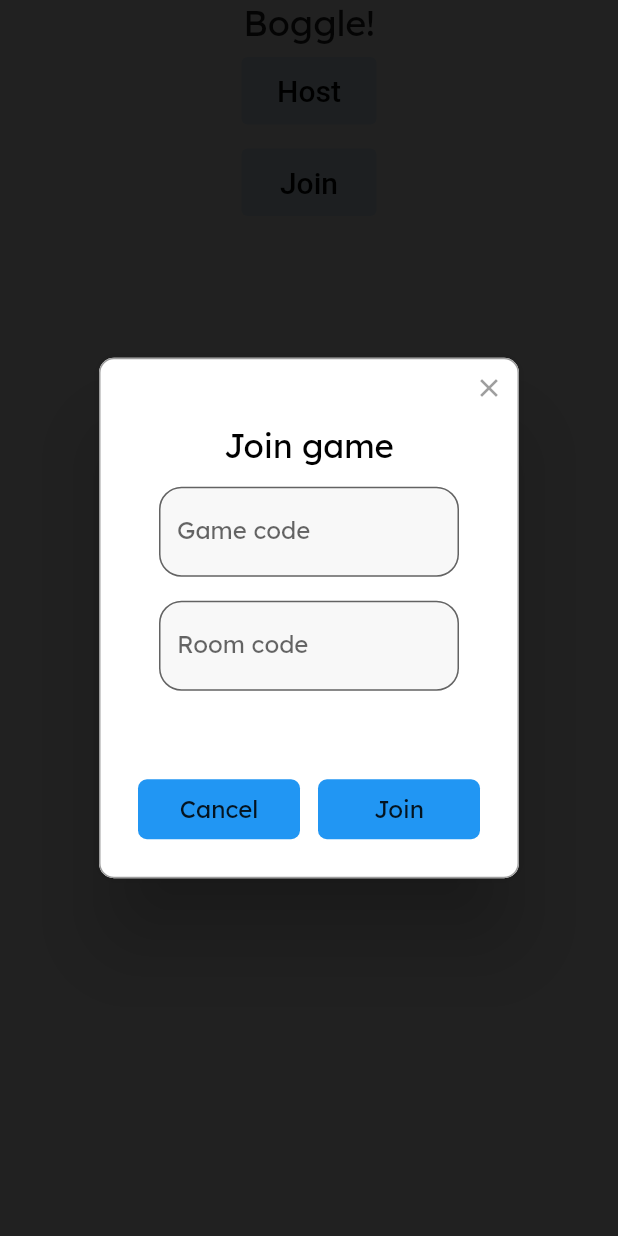
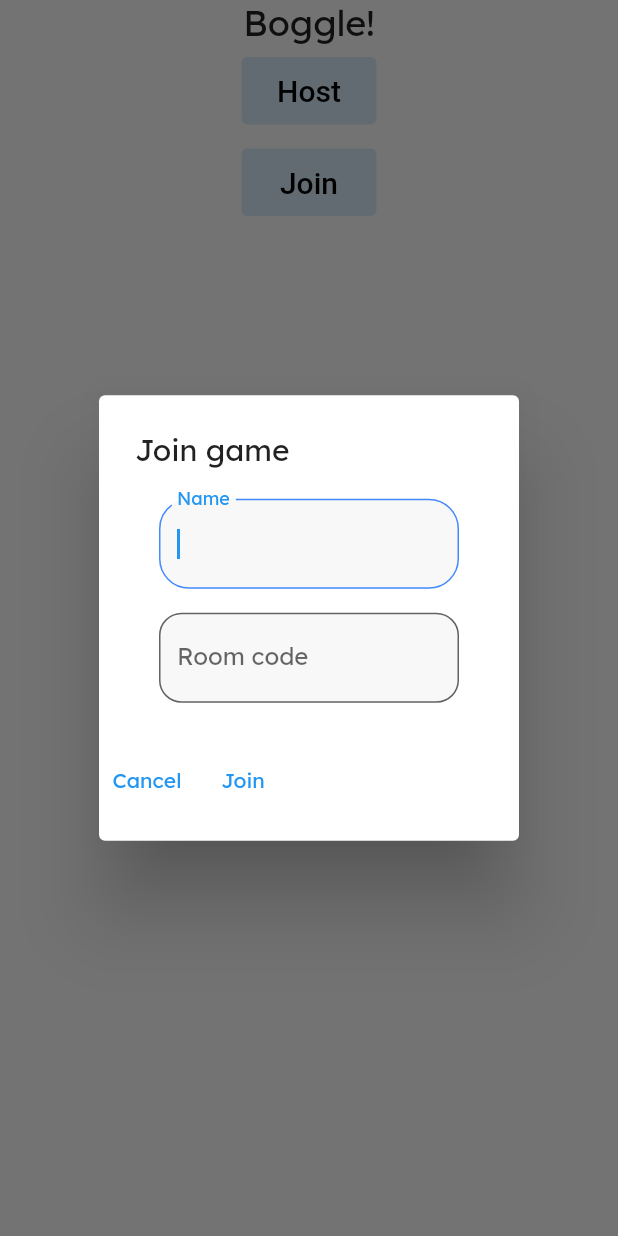
Before and after one commit to TheOmnimax/boggle_flutter, a Flutter app: the screen it shows after launch, after a tap on "Join", on a phone screen of 412 x 824 dp. Run offline on Flutter 3.47's test engine with Material 2 defaults, Android fonts, the phone set to English and light mode, and no system bars; drawn by our look-alikes of rflutter_alert; our stand-ins replace equatable, firebase_auth, firebase_core, flutter_bloc, flutter_spinkit; accounts and stored records are empty; Roboto replaces fonts that are missing (Lexend Deca).

Commit message:
Updated style and functionality of joining

```diff
--- a/lib/screens/home_screen/bloc/home_bloc.dart
+++ b/lib/screens/home_screen/bloc/home_bloc.dart
@@ -17,8 +17,6 @@ class HomeBloc extends Bloc<HomeEvent, HomeState> {
     on<HostGame>(_hostGame);
     on<JoinGame>(_addPlayer);
     on<CloseError>(_closeError);
-    on<ShowPopup>(_showPopup);
-    on<DismissPopup>(_dismissPopup);
   }
 
   final AppBloc appBloc;
@@ -26,29 +24,14 @@ class HomeBloc extends Bloc<HomeEvent, HomeState> {
   Future _soloGame(SoloGame event, Emitter<HomeState> emit) async {}
   Future _hostGame(HostGame event, Emitter<HomeState> emit) async {}
 
-  void _showPopup(ShowPopup event, Emitter<HomeState> emit) {
-    // state.alert?.dismiss(); // Enabling this causes issues when re-closing
-    emit(state.copyWith(
-      alert: event.alert,
-    ));
-    state.alert?.show();
-    print('New popup:');
-    print(event.alert);
-  }
-
-  void _dismissPopup(DismissPopup event, Emitter<HomeState> emit) {
-    // print('About to dismiss:');
-    // print(state.alert);
-    state.alert?.dismiss();
-    // emit(state.noPopup());
-  }
-
   Future _addPlayer(JoinGame event, Emitter<HomeState> emit) async {
     print('Adding player');
+    emit(Joining());
+    await Future.delayed(Duration(seconds: 1));
     final response = await Http.post(
       uri: baseUrl + 'add-player',
       body: {
-        'room_code': event.gameCode,
+        'room_code': event.roomCode,
         'name': event.name,
       },
     );
@@ -56,25 +39,30 @@ class HomeBloc extends Bloc<HomeEvent, HomeState> {
     final statusCode = response.statusCode;
     if (statusCode >= 400) {
       final errorMessage = ServerErrorHandler.getErrorMessage(response);
-      emit(JoinError(
-        errorMessage: errorMessage,
-      ));
+      emit(state.copyWith(errorMessage: errorMessage));
     } else {
       final responseBody = Http.jsonDecode(response.body);
       print(responseBody);
-      final playerId = responseBody['player_id'];
+      if (responseBody.containsKey('error')) {
+        emit(MainState(errorMessage: responseBody['error'] as String));
+        return;
+      }
+      final playerId = responseBody['player_id'] as String;
       print('Player ID is $playerId');
-      print('Room code: ${event.gameCode}');
+      print('Room code: ${event.roomCode}');
       appBloc.add(AddGameInfo(
-          roomCode: event.gameCode,
+          roomCode: event.roomCode,
           playerId: playerId,
           playerName: event.name,
           isHost: false));
-      emit(Joining());
+
+      emit(LoadingGame());
     }
   }
 
   void _closeError(CloseError event, Emitter<HomeState> emit) {
-    emit(const MainState());
+    if (state.errorMessage != '') {
+      emit(state.copyWith(errorMessage: ''));
+    }
   }
 }
--- a/lib/screens/home_screen/bloc/home_event.dart
+++ b/lib/screens/home_screen/bloc/home_event.dart
@@ -26,21 +26,17 @@ class ShowPopup extends HomeEvent {
   List<Object?> get props => [alert];
 }
 
-class DismissPopup extends HomeEvent {
-  const DismissPopup();
-}
-
 class JoinGame extends HomeEvent {
   const JoinGame({
-    required this.gameCode,
+    required this.roomCode,
     required this.name,
   });
 
-  final String gameCode;
+  final String roomCode;
   final String name;
 
   @override
-  List<Object?> get props => [gameCode, name];
+  List<Object?> get props => [roomCode, name];
 }
 
 class CloseError extends HomeEvent {
--- a/lib/screens/home_screen/bloc/home_state.dart
+++ b/lib/screens/home_screen/bloc/home_state.dart
@@ -2,86 +2,52 @@ part of 'home_bloc.dart';
 
 abstract class HomeState extends Equatable {
   const HomeState({
-    this.alert,
+    this.errorMessage = '',
   });
 
-  final Alert? alert;
+  final String errorMessage;
 
   @override
-  List<Object?> get props => [alert];
+  List<Object?> get props => [errorMessage];
 
-  HomeState copyWith({Alert? alert});
-
-  HomeState noPopup();
+  HomeState copyWith({String? errorMessage});
 }
 
 class MainState extends HomeState {
   const MainState({
-    Alert? alert,
-  }) : super(alert: alert);
+    errorMessage = '',
+  }) : super(errorMessage: errorMessage);
 
   @override
-  MainState copyWith({Alert? alert}) {
-    return MainState(
-      alert: alert ?? this.alert,
-    );
-  }
+  List<Object?> get props => [errorMessage];
 
   @override
-  MainState noPopup() {
-    return MainState();
-  }
-}
-
-class JoinError extends HomeState {
-  const JoinError({
-    required this.errorMessage,
-    Alert? alert,
-  }) : super(alert: alert);
-
-  final String errorMessage;
-
-  @override
-  List<Object?> get props => [
-        errorMessage,
-        alert,
-      ];
-
-  @override
-  JoinError copyWith({
-    String? errorMessage,
-    Alert? alert,
-  }) {
-    return JoinError(
-      errorMessage: errorMessage ?? this.errorMessage,
-      alert: alert ?? this.alert,
-    );
-  }
-
-  @override
-  JoinError noPopup({
-    String? errorMessage,
-  }) {
-    return JoinError(
+  MainState copyWith({String? errorMessage}) {
+    print('Copy');
+    return MainState(
       errorMessage: errorMessage ?? this.errorMessage,
     );
   }
 }
 
-class Joining extends HomeState {
-  const Joining({
-    Alert? alert,
-  }) : super(alert: alert);
+class LoadingGame extends HomeState {
+  const LoadingGame();
 
   @override
-  Joining copyWith({Alert? alert}) {
-    return Joining(
-      alert: alert ?? this.alert,
-    );
+  LoadingGame copyWith({
+    String? errorMessage,
+  }) {
+    return LoadingGame();
   }
+}
+
+class Joining extends HomeState {
+  const Joining();
 
   @override
-  Joining noPopup() {
+  Joining copyWith({
+    String? errorMessage,
+  }) {
     return Joining();
   }
 }
--- a/lib/screens/home_screen/home_screen.dart
+++ b/lib/screens/home_screen/home_screen.dart
@@ -4,10 +4,12 @@ import 'package:boggle_flutter/screens/board_screen/board_screen.dart';
 import 'package:boggle_flutter/screens/create_game_screen/create_game_screen.dart';
 import 'package:boggle_flutter/screens/home_screen/bloc/home_bloc.dart';
 import 'package:boggle_flutter/screens/home_screen/popup_bloc/popup_bloc.dart';
+import 'package:boggle_flutter/screens/results_screen/results_screen.dart';
 import 'package:boggle_flutter/shared_widgets/buttons.dart';
 import 'package:boggle_flutter/shared_widgets/general.dart';
 import 'package:boggle_flutter/shared_widgets/input.dart';
 import 'package:boggle_flutter/shared_widgets/loading.dart';
+import 'package:boggle_flutter/utils/game/boggle_results.dart';
 import 'package:flutter/material.dart';
 import 'package:flutter_bloc/flutter_bloc.dart';
 import 'package:rflutter_alert/rflutter_alert.dart';
@@ -32,38 +34,19 @@ class HomeScreenMain extends StatelessWidget {
 
   @override
   Widget build(BuildContext context) {
-    final mqData = MediaQuery.of(context);
-    final screenSize = mqData.size;
-    var gameCode = '';
-    OverlayEntry? currentOverlay;
-    String name = '';
     FocusNode fc = FocusNode();
     return GameArea(
       child: BlocListener<HomeBloc, HomeState>(
         listener: (context, state) {
-          if (state is Joining) {
+          if (state is LoadingGame) {
             // If already joined game, then get ready to push the board screen
-            if (currentOverlay?.mounted ?? false) {
-              currentOverlay?.remove();
-            }
+
             Navigator.push(
               context,
               MaterialPageRoute<void>(
                 builder: (context) => const BoardScreen(),
               ),
             );
-          } else if (state is JoinError) {
-            // There was an error when attempting to join the game.
-            final popup = Alert(
-              context: context,
-              title: 'Error joining game',
-              desc: state.errorMessage,
-              buttons: [
-                PopupCloseButton(context: context),
-              ],
-              style: popupStyle,
-            );
-            popup.show();
           }
         },
         child: BlocBuilder<HomeBloc, HomeState>(builder: (context, state) {
@@ -85,7 +68,36 @@ class HomeScreenMain extends StatelessWidget {
                     );
                   },
                 ),
-                JoinWidget(),
+                ScreenButton(
+                  label: 'Join',
+                  onPressed: () {
+                    showDialog(
+                        context: context,
+                        barrierDismissible: false,
+                        builder: (subContext) {
+                          return BlocProvider.value(
+                            //https://stackoverflow.com/a/71232348/10368970
+                            value: context.read<HomeBloc>(),
+                            child: JoinPopup(
+                              onPressed: (String name, String roomCode) {
+                                print('About to run');
+                                context.read<HomeBloc>().add(
+                                    JoinGame(roomCode: roomCode, name: name));
+                                print('Ran');
+                              },
+                            ),
+                          );
+                          // return JoinPopup(
+                          //   onPressed: (String name, String roomCode) {
+                          //     print('About to run');
+                          //     context.read<HomeBloc>().add(
+                          //         JoinGame(roomCode: roomCode, name: name));
+                          //     print('Ran');
+                          //   },
+                          // );
+                        });
+                  },
+                ),
               ],
             ),
           );
--- a/lib/screens/home_screen/mode_widgets/home_join.dart
+++ b/lib/screens/home_screen/mode_widgets/home_join.dart
@@ -1,96 +1,136 @@
 part of 'package:boggle_flutter/screens/home_screen/home_screen.dart';
 
-class JoinWidget extends StatelessWidget {
-  const JoinWidget({
+class JoinPopup extends StatefulWidget {
+  const JoinPopup({
+    required this.onPressed,
     Key? key,
   }) : super(key: key);
 
+  final Function(String, String) onPressed;
+  // final String? errorMessage;
+
+  @override
+  State<JoinPopup> createState() => _JoinPopupState();
+}
+
+class _JoinPopupState extends State<JoinPopup> {
   @override
   Widget build(BuildContext context) {
-    final alert = Alert(context: context);
-    return BlocProvider(
-      create: (context) => PopupBloc(),
-      child: BlocBuilder<PopupBloc, PopupState>(
-        builder: (context, state) {
-          TextEditingController nameTc = TextEditingController()
-            ..text = state.name;
-          TextEditingController codeTc = TextEditingController()
-            ..text = state.roomCode;
-          return ScreenButton(
-            label: 'Join',
-            onPressed: () {
-              print(state.errorMessage);
-              context.read<HomeBloc>().add(
-                    ShowPopup(
-                      alert: Alert(
-                        context: context,
-                        title: 'Join game',
-                        content: Column(
+    var name = '';
+    var roomCode = '';
+    final joinKey = GlobalKey<FormState>();
+    final nameFocus = FocusNode();
+    final roomFocus = FocusNode();
+
+    return SimpleDialog(
+      title: Text('Join game'),
+      children: [
+        Form(
+          key: joinKey,
+          child: Column(
             children: [
               DataInput(
-                              title: 'Game code',
-                              onChanged: (value) {
-                                context.read<PopupBloc>().add(
-                                      UpdateName(name: value),
-                                    );
+                title: 'Name',
+                topInput: true,
+                focusNode: nameFocus,
+                onChanged: (String value) {
+                  name = value;
                 },
-                              tc: nameTc,
+                validator: (String? value) {
+                  if (value == '') {
+                    nameFocus.requestFocus();
+                    return 'Please enter your name!';
+                  }
+                },
               ),
               DataInput(
                 title: 'Room code',
-                              tc: codeTc,
-                              onChanged: (value) {
-                                context
-                                    .read<PopupBloc>()
-                                    .add(UpdateCode(roomCode: value));
+                focusNode: roomFocus,
+                onChanged: (String value) {
+                  roomCode = value;
+                  context.read<HomeBloc>().add(CloseError());
+                },
+                validator: (String? value) {
+                  if (value == '') {
+                    if (name != '') {
+                      roomFocus.requestFocus();
+                    }
+                    return 'Please enter the room code!';
+                  } else {}
                 },
               ),
-                            Text(state.errorMessage),
-                          ],
+              ErrorWidget(
+                roomFocus: roomFocus,
               ),
-                        buttons: [
-                          DialogButton(
-                            child: Text('Cancel'),
+              Row(
+                children: [
+                  TextButton(
                       onPressed: () {
-                              // TODO: QUESTION: Why does it keep using a stale context?
-                              context.read<HomeBloc>().add(
-                                    const DismissPopup(),
-                                  );
+                        Navigator.pop(context);
                       },
-                          ),
-                          DialogButton(
-                            child: Text('Join'),
+                      child: Text('Cancel')),
+                  JoinButton(
+                    joinKey: joinKey,
                     onPressed: () {
-                              if (state.name == '') {
-                                context.read<PopupBloc>().add(const UpdateError(
-                                    errorMessage: 'Please provide your name'));
-                              } else if (state.roomCode == '') {
-                                context.read<PopupBloc>().add(const UpdateError(
-                                    errorMessage:
-                                        'Please provide the game code'));
-                              } else {
-                                context.read<HomeBloc>().add(
-                                      const DismissPopup(),
-                                    );
-                                context.read<HomeBloc>().add(
-                                      ShowPopup(
-                                        alert: Alert(
-                                          context: context,
-                                          content: bigLoading,
-                                        ),
-                                      ),
-                                    );
+                      if (joinKey.currentState!.validate()) {
+                        widget.onPressed(name, roomCode);
                       }
                     },
+                  )
+                ],
               ),
             ],
           ),
         ),
-                  );
-            },
-          );
-        },
-      ),
+      ],
     );
   }
 }
+
+class JoinButton extends StatelessWidget {
+  const JoinButton({
+    required this.joinKey,
+    required this.onPressed,
+    Key? key,
+  }) : super(key: key);
+
+  final GlobalKey<FormState> joinKey;
+  final Function() onPressed;
+
+  @override
+  Widget build(BuildContext context) {
+    return BlocBuilder<HomeBloc, HomeState>(builder: (context, state) {
+      if (state is Joining) {
+        return Text('Loading');
+      } else {
+        return TextButton(onPressed: onPressed, child: Text('Join'));
+      }
+    });
+  }
+}
+
+class ErrorWidget extends StatelessWidget {
+  const ErrorWidget({
+    required this.roomFocus,
+    Key? key,
+  }) : super(key: key);
+
+  final FocusNode roomFocus;
+
+  @override
+  Widget build(BuildContext context) {
+    return BlocBuilder<HomeBloc, HomeState>(builder: (context, state) {
+      if (state.errorMessage != '') {
+        roomFocus.requestFocus();
+      }
+      print('Updating error');
+      return Text(
+        state.errorMessage,
+        style: TextStyle(
+          fontSize: 16,
+          color: Colors.red,
+        ),
+      );
+    });
+  }
+}
--- a/lib/shared_widgets/input.dart
+++ b/lib/shared_widgets/input.dart
@@ -13,6 +13,7 @@ class DataInput extends StatelessWidget {
     this.inputFormatters,
     this.maxLength,
     this.initialValue,
+    this.focusNode,
     Key? key,
   }) : super(key: key);
 
@@ -26,6 +27,7 @@ class DataInput extends StatelessWidget {
   final List<TextInputFormatter>? inputFormatters;
   final int? maxLength;
   final String? initialValue;
+  final FocusNode? focusNode;
 
   @override
   Widget build(BuildContext context) {
@@ -36,6 +38,7 @@ class DataInput extends StatelessWidget {
           padding: const EdgeInsets.all(8.0),
           child: SizedBox(
             child: TextFormField(
+              focusNode: focusNode,
               onChanged: onChanged,
               controller: tc,
               validator: validator,
```
Lines whose indentation alone changed are shown as unchanged.
